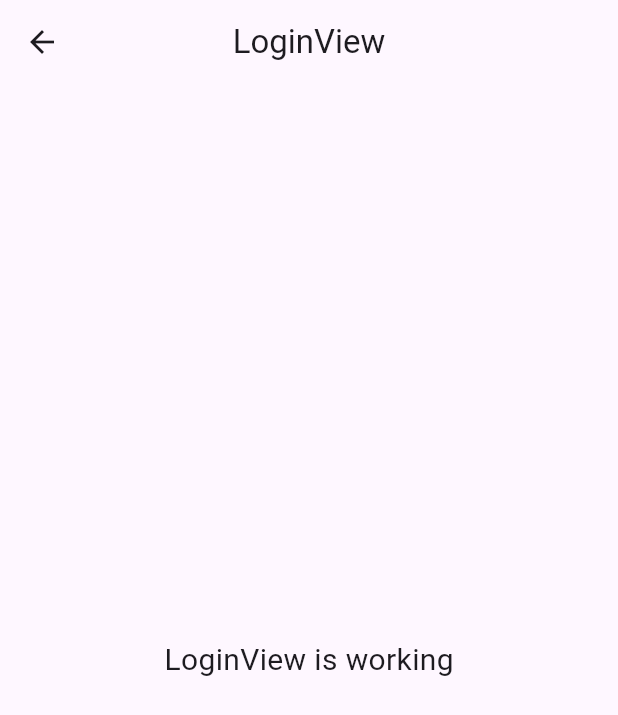
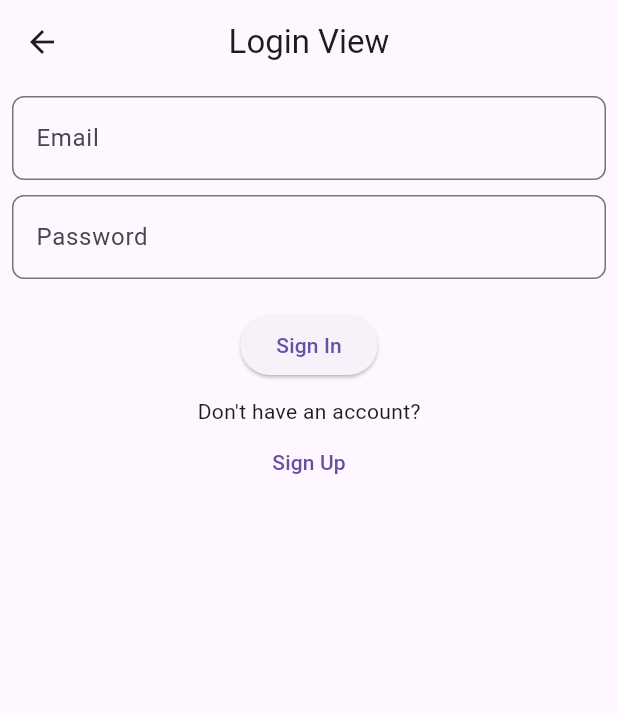
Before and after one commit to Abirul-Islam-Abir/demo-project, a Flutter app: the screen it shows after launch, after a tap on "Login with Email & Password", on a phone screen of 412 x 824 dp. Shown: the top 715 px of the screen. Run offline on Flutter 3.47's test engine with Material 3 defaults, Android fonts, the phone set to English and light mode, and no system bars; our stand-ins replace get, local_auth, shared_preferences; network calls fail.

Commit message:
log in with password done

```diff
--- a/lib/app/api_services/api_services.dart
+++ b/lib/app/api_services/api_services.dart
@@ -4,6 +4,7 @@ static String signUpUrl = '$_baseUrl/auth/signup';
 static String signInUrl = '$_baseUrl/auth/login';
 static String getUserDataUrl = '$_baseUrl/auth/getUserData';
 static String generatePassKeyUrl = '$_baseUrl/auth/passkey/generate/challenge';
+static String verifyPassKeyUrl = '$_baseUrl/auth/passkey/verify/challenge';
 static String getAllBlogsUrl = '$_baseUrl/blog/getall';
 static String blogByIdUrl = '$_baseUrl/blog/';
 static String getAllEventsUrl = '$_baseUrl/event/getall';
--- a/lib/app/modules/login/views/login_view.dart
+++ b/lib/app/modules/login/views/login_view.dart
@@ -1,22 +1,75 @@
+import 'package:demo/app/routes/app_pages.dart';
 import 'package:flutter/material.dart';
-
 import 'package:get/get.dart';
 
 import '../controllers/login_controller.dart';
 
 class LoginView extends GetView<LoginController> {
-  const LoginView({Key? key}) : super(key: key);
+  const LoginView({super.key});
   @override
   Widget build(BuildContext context) {
     return Scaffold(
       appBar: AppBar(
-        title: const Text('LoginView'),
+        title: const Text('Login View'),
         centerTitle: true,
       ),
-      body: const Center(
-        child: Text(
-          'LoginView is working',
-          style: TextStyle(fontSize: 20),
+      body: SingleChildScrollView(
+        child: Padding(
+          padding: const EdgeInsets.all(8.0),
+          child: Column(
+            children: [
+              TextField(
+                keyboardType: TextInputType.emailAddress,
+                textInputAction: TextInputAction.next,
+                controller: controller.emailController,
+                decoration: InputDecoration(
+                  hintText: 'Enter your email',
+                  labelText: 'Email',
+                  border: OutlineInputBorder(
+                    borderRadius: BorderRadius.circular(8.0),
+                  ),
+                ),
+              ),
+              const SizedBox(height: 10),
+              TextField(
+                controller: controller.passwordController,
+                decoration: InputDecoration(
+                  hintText: 'Enter your password',
+                  labelText: 'Password',
+                  border: OutlineInputBorder(
+                    borderRadius: BorderRadius.circular(8.0),
+                  ),
+                ),
+              ),
+              const SizedBox(height: 20),
+              Obx(
+                () => controller.isLoading.value
+                    ? const Center(
+                        child: CircularProgressIndicator(),
+                      )
+                    : Column(
+                        children: [
+                          ElevatedButton(
+                            onPressed: () async {
+                              final isSuccess = await controller.signIn();
+                              if (isSuccess) {
+                                Get.offAllNamed(Routes.HOME);
+                              }
+                            },
+                            child: const Text('Sign In'),
+                          ),
+                          const SizedBox(height: 10),
+                          const Text('Don\'t have an account?'),
+                          TextButton(
+                              onPressed: () {
+                                Get.offAllNamed(Routes.SIGNUP);
+                              },
+                              child: const Text('Sign Up')),
+                        ],
+                      ),
+              ),
+            ],
+          ),
         ),
       ),
     );
```
Also changed, not shown: lib/app/data/token_keeper.dart (+1 -18 lines), lib/app/modules/auth/controllers/auth_controller.dart (+2 -6 lines), lib/app/modules/login/controllers/login_controller.dart (+41 -17 lines).
